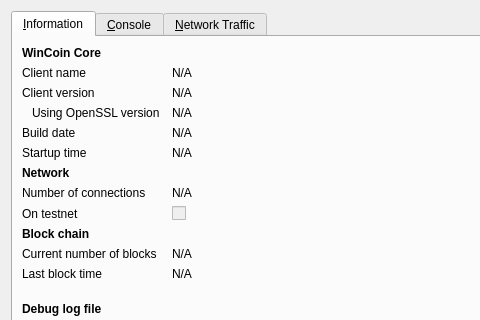
First picture: the form in src/qt/forms/rpcconsole.ui, repository loning/stratisX, before the edit; both pictures show x 0 to 480 and y 0 to 320 of the 740 by 450 pixel window.
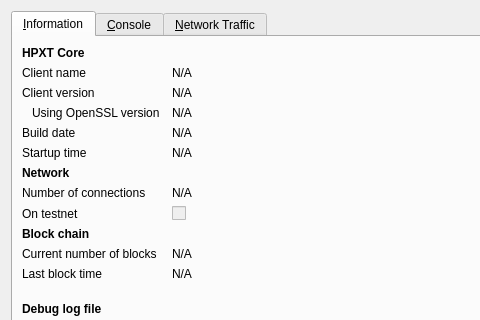
Second picture: the form after the edit. Icons and pictures are not drawn. Custom widgets are drawn as their Qt base class.

What changed in the file:
```diff
--- a/src/qt/forms/rpcconsole.ui
+++ b/src/qt/forms/rpcconsole.ui
@@ -36,7 +36,7 @@
           </font>
          </property>
          <property name="text">
-          <string>WinCoin Core</string>
+          <string>HPXT Core</string>
          </property>
         </widget>
        </item>
```
Left out of the diff: 6 changed lines with no effect on the pictures.
